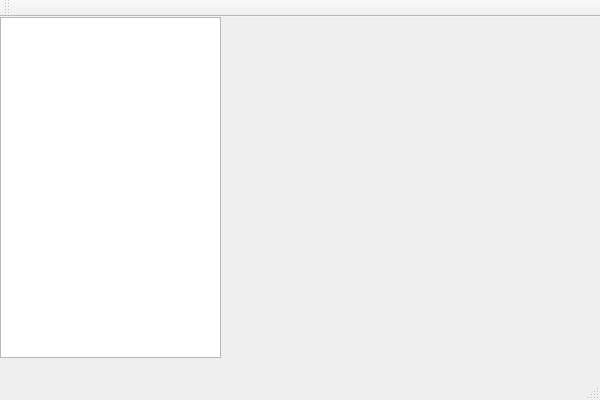
HolmErik/ConsoleBlocks, file ConsoleBlocks/ConsoleBlocks.ui: the form before one commit.
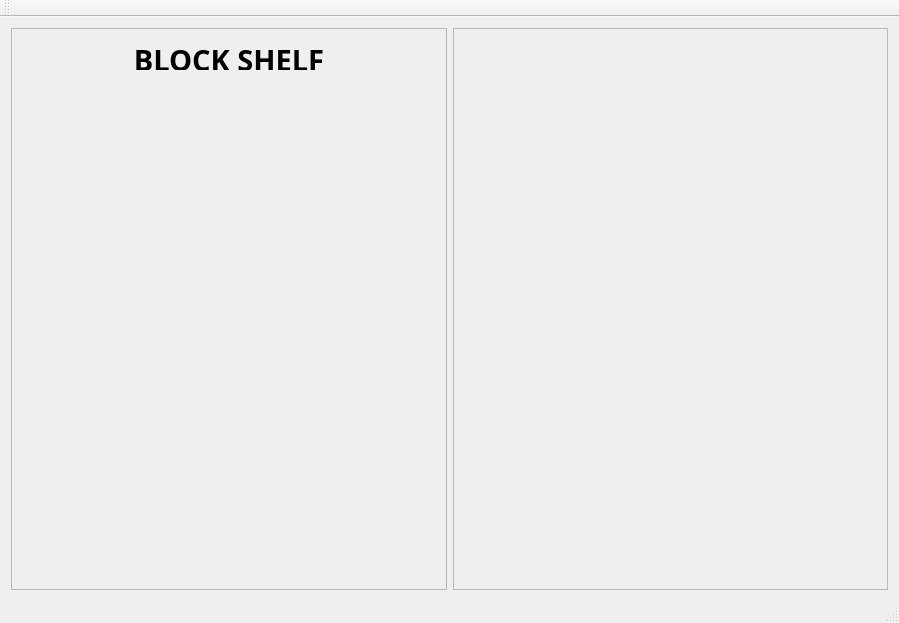
The form after the commit. Custom widgets are drawn as their Qt base class.

The edit to the form file:
```diff
--- a/ConsoleBlocks/ConsoleBlocks.ui
+++ b/ConsoleBlocks/ConsoleBlocks.ui
@@ -6,39 +6,96 @@
    <rect>
     <x>0</x>
     <y>0</y>
-    <width>600</width>
-    <height>400</height>
+    <width>899</width>
+    <height>623</height>
    </rect>
   </property>
+  <property name="font">
+   <font>
+    <italic>false</italic>
+    <underline>false</underline>
+   </font>
+  </property>
   <property name="windowTitle">
    <string>ConsoleBlocks</string>
   </property>
   <widget class="QWidget" name="centralWidget">
-   <widget class="QListWidget" name="listWidget">
-    <property name="geometry">
-     <rect>
-      <x>0</x>
-      <y>0</y>
-      <width>221</width>
-      <height>341</height>
-     </rect>
-    </property>
-   </widget>
-   <widget class="QWidget" name="verticalLayoutWidget">
-    <property name="geometry">
-     <rect>
-      <x>-1</x>
-      <y>-1</y>
-      <width>221</width>
-      <height>341</height>
-     </rect>
-    </property>
-    <layout class="QVBoxLayout" name="verticalLayout">
-     <item>
-      <widget class="CBBaseBlock" name="widget" native="true"/>
-     </item>
-    </layout>
-   </widget>
+   <layout class="QHBoxLayout" name="horizontalLayout">
+    <item>
+     <widget class="QFrame" name="blockframe">
+      <property name="frameShape">
+       <enum>QFrame::StyledPanel</enum>
+      </property>
+      <property name="frameShadow">
+       <enum>QFrame::Raised</enum>
+      </property>
+      <layout class="QVBoxLayout" name="verticalLayout_2">
+       <item>
+        <layout class="QVBoxLayout" name="verticalLayout">
+         <item>
+          <widget class="QLabel" name="label">
+           <property name="maximumSize">
+            <size>
+             <width>16777215</width>
+             <height>30</height>
+            </size>
+           </property>
+           <property name="font">
+            <font>
+             <family>Bahnschrift SemiBold Condensed</family>
+             <pointsize>22</pointsize>
+             <weight>75</weight>
+             <italic>false</italic>
+             <bold>true</bold>
+             <underline>false</underline>
+             <strikeout>false</strikeout>
+            </font>
+           </property>
+           <property name="text">
+            <string>BLOCK SHELF</string>
+           </property>
+           <property name="textFormat">
+            <enum>Qt::RichText</enum>
+           </property>
+           <property name="scaledContents">
+            <bool>false</bool>
+           </property>
+           <property name="alignment">
+            <set>Qt::AlignHCenter|Qt::AlignTop</set>
+           </property>
+           <property name="wordWrap">
+            <bool>false</bool>
+           </property>
+          </widget>
+         </item>
+         <item>
+          <widget class="CBBaseBlock" name="widget" native="true"/>
+         </item>
+         <item>
+          <widget class="CBBaseBlock" name="widget_3" native="true"/>
+         </item>
+         <item>
+          <widget class="CBBaseBlock" name="widget_4" native="true"/>
+         </item>
+         <item>
+          <widget class="CBBaseBlock" name="widget_2" native="true"/>
+         </item>
+        </layout>
+       </item>
+      </layout>
+     </widget>
+    </item>
+    <item>
+     <widget class="QFrame" name="frame">
+      <property name="frameShape">
+       <enum>QFrame::StyledPanel</enum>
+      </property>
+      <property name="frameShadow">
+       <enum>QFrame::Raised</enum>
+      </property>
+     </widget>
+    </item>
+   </layout>
   </widget>
   <widget class="QMenuBar" name="menuBar">
    <property name="geometry">
```
Left out of the diff: 2 changed lines with no effect on the pictures.
